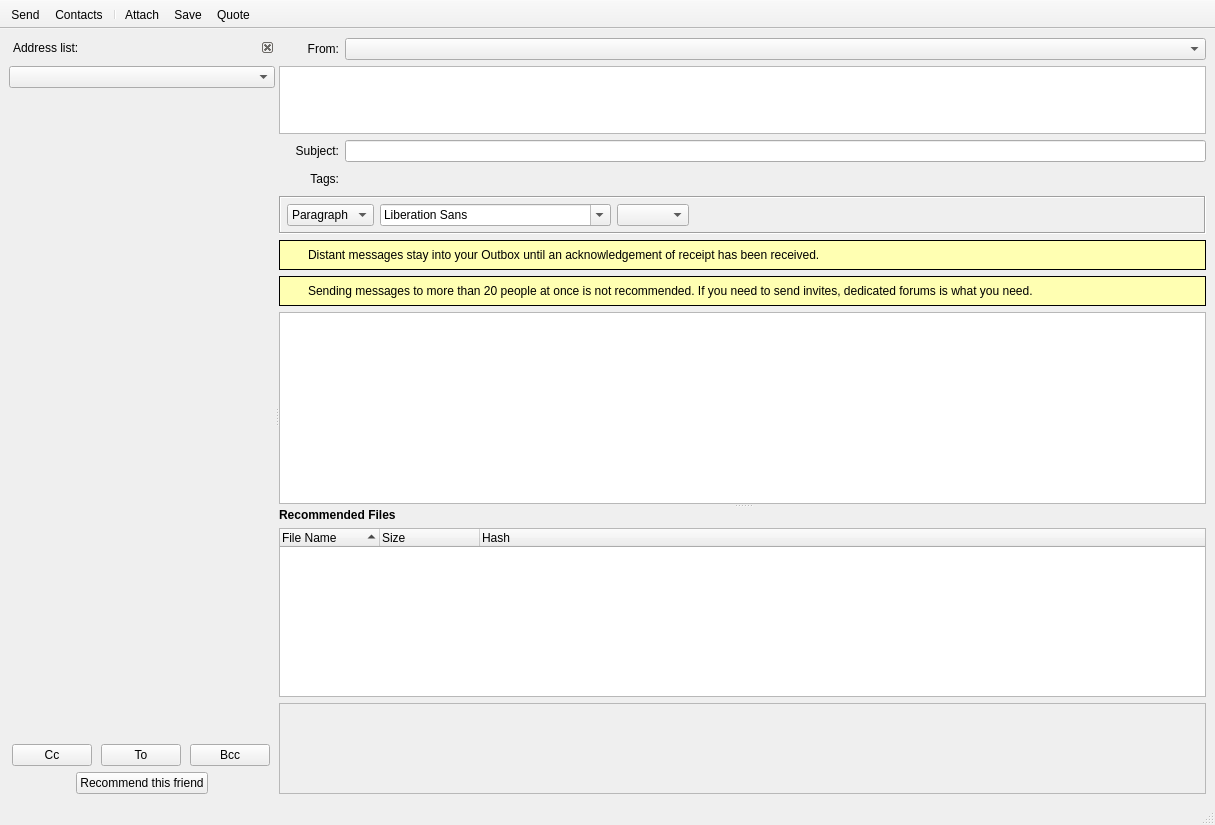
Above: retroshare-gui/src/gui/msgs/MessageComposer.ui from RetroShare/RetroShare before the change. Below: the same form after it.
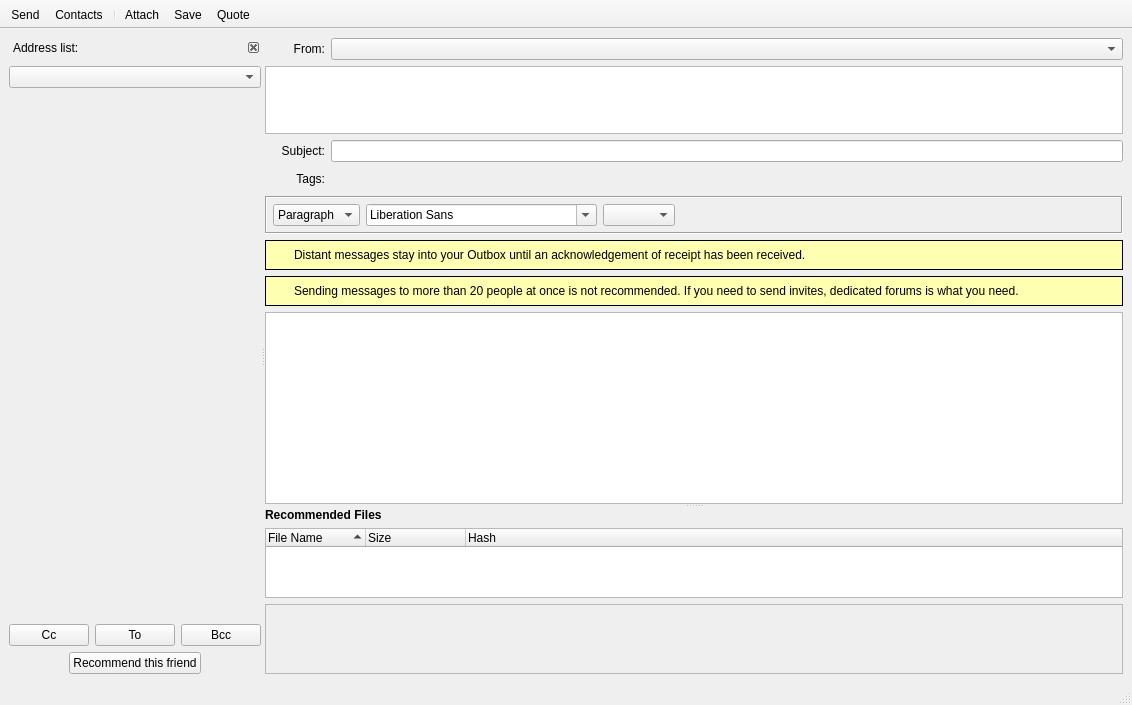
That is the form after the change. Icons and pictures are not drawn. Custom widgets are drawn as their Qt base class.

Patch:
```diff
--- a/retroshare-gui/src/gui/msgs/MessageComposer.ui
+++ b/retroshare-gui/src/gui/msgs/MessageComposer.ui
@@ -6,8 +6,8 @@
    <rect>
     <x>0</x>
     <y>0</y>
-    <width>1215</width>
-    <height>825</height>
+    <width>800</width>
+    <height>650</height>
    </rect>
   </property>
   <property name="windowTitle">
```
